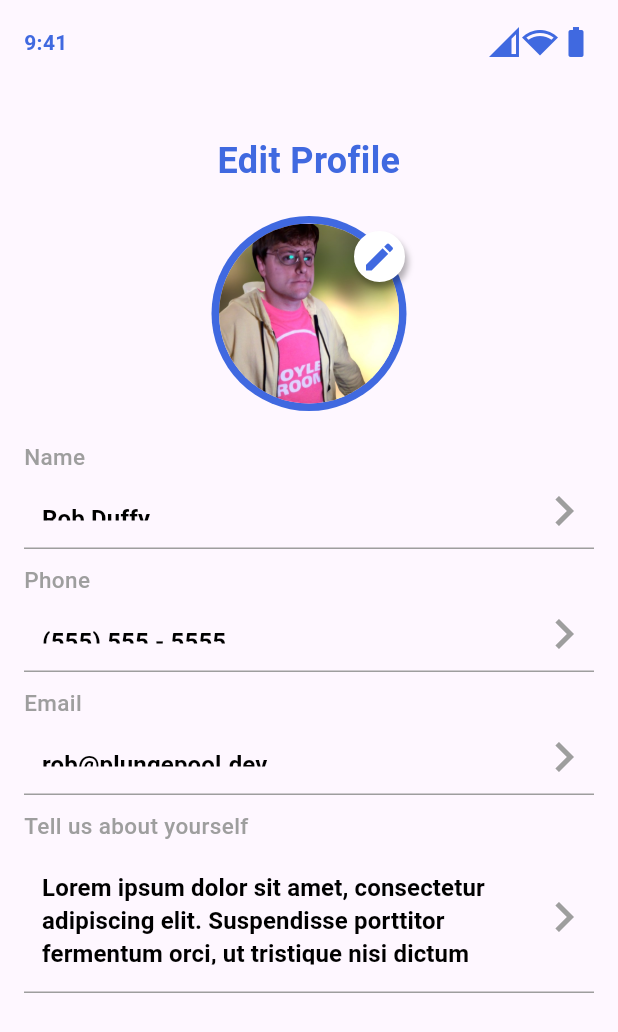
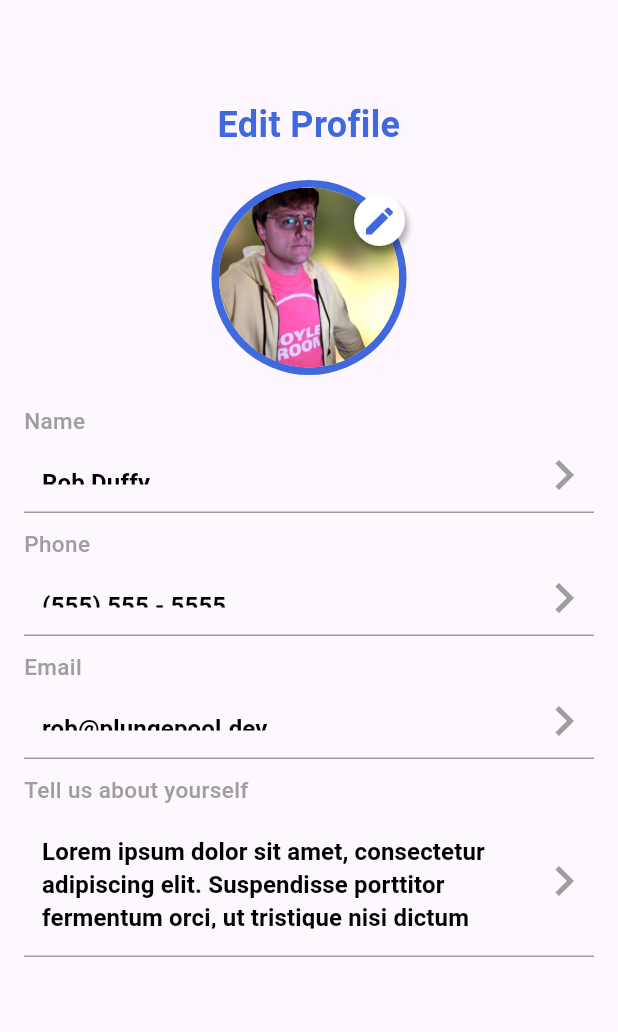
Before and after one commit to plungepool/ag_editprofile, a Flutter app: the screen it shows after launch, on a phone screen of 412 x 824 dp. Shown: the top 1032 px of the screen. Run offline on Flutter 3.47's test engine with Material 3 defaults, Android fonts, the phone set to English and light mode, and no system bars.

Commit message:
Align home page to center, remove icon row

```diff
--- a/lib/pages/home.dart
+++ b/lib/pages/home.dart
@@ -25,11 +25,12 @@ class _HomePageState extends State<HomePage> {
   Widget build(BuildContext context) {
     return Scaffold(
       body: Builder(builder: (context) {
-        return Padding(
+        return Container(
+          alignment: Alignment.center,
+          child: Padding(
               padding: const EdgeInsets.all(16.0),
               child: Column(
                 children: [
-                const IconRow(),
                   const SizedBox(height: 50),
                   const EditProfileText(),
                   const SizedBox(height: 20),
@@ -41,7 +42,8 @@ class _HomePageState extends State<HomePage> {
                   buildEmailButton(context, HomePage.user.email),
                   buildAboutButton(context, HomePage.user.about)
                 ],
-            ));
+              )),
+        );
       }),
     );
   }
@@ -327,18 +329,3 @@ class EditProfileText extends StatelessWidget {
     );
   }
 }
-
-class IconRow extends StatelessWidget {
-  const IconRow({super.key});
-
-  @override
-  Widget build(BuildContext context) {
-    return const Row(children: [
-      Text('9:41', style: TextStyle(fontWeight: FontWeight.bold, color: blue)),
-      Spacer(),
-      Icon(Icons.network_cell, color: blue),
-      Icon(Icons.network_wifi, color: blue),
-      Icon(Icons.battery_full, color: blue)
-    ]);
-  }
-}
```
Lines whose indentation alone changed are shown as unchanged.
